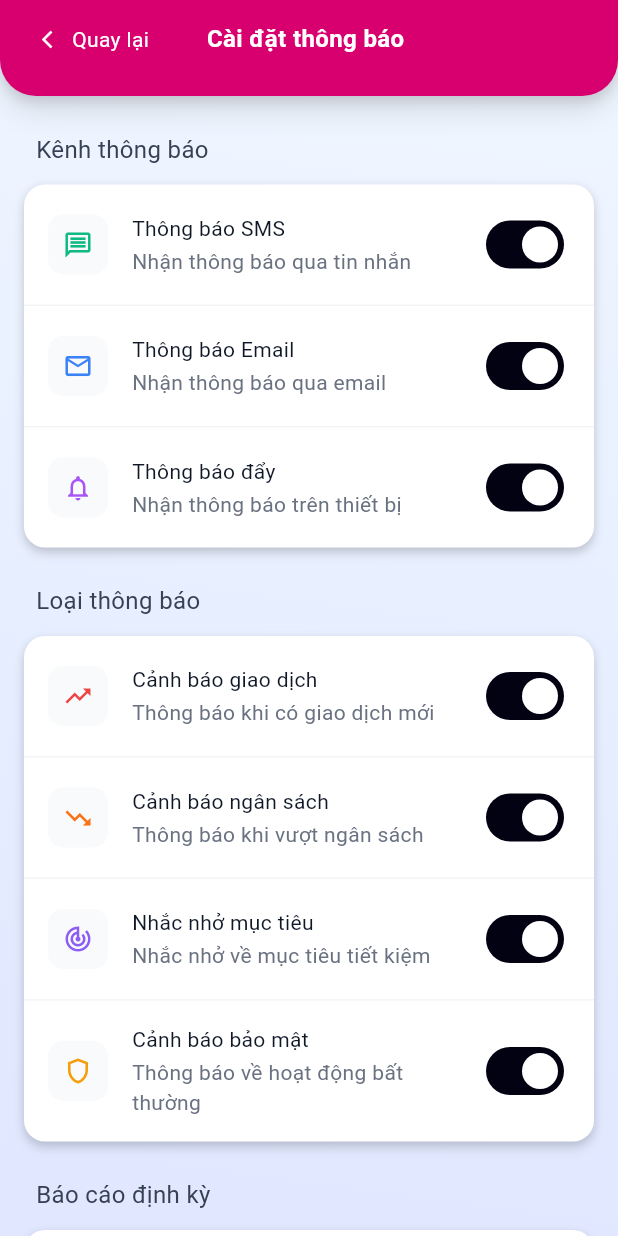
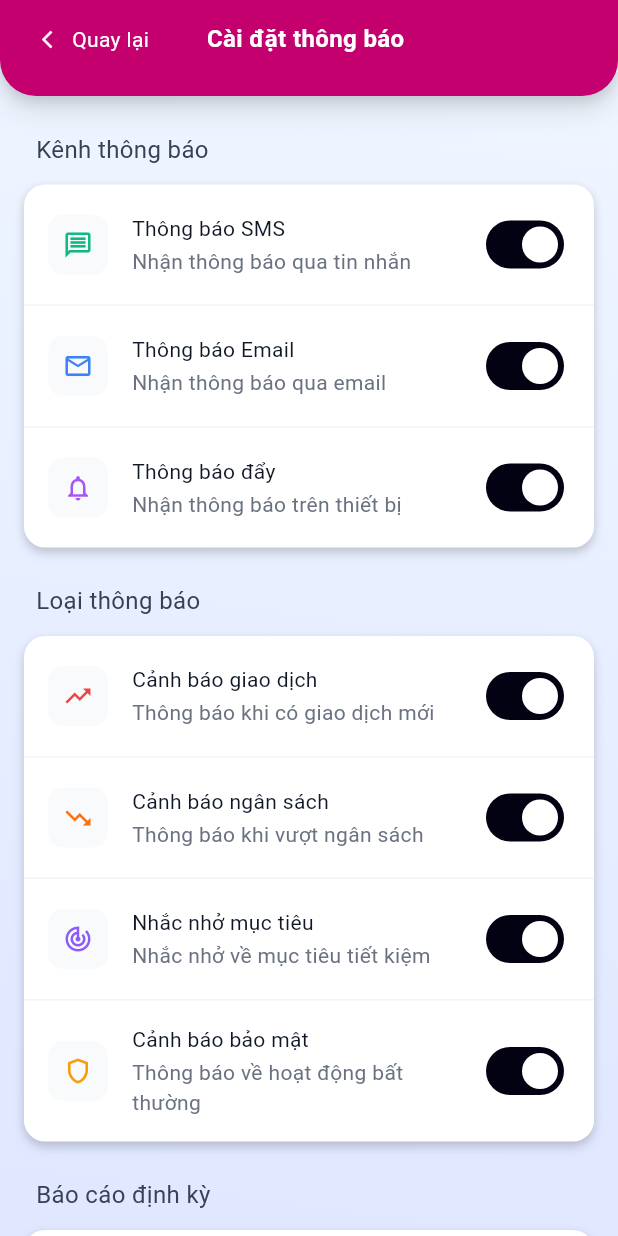
Before and after one commit to mchien1005/Finpal-MobileApp, a Flutter app: the NotificationsScreen screen opened directly, on a phone screen of 412 x 824 dp. Run offline on Flutter 3.47's test engine with Material 3 defaults, Android fonts, the phone set to English and light mode, and no system bars; our stand-ins replace fl_chart, flutter_svg, material_design_icons_flutter, shared_preferences; accounts and stored records are empty; Roboto replaces fonts that are missing (Arimo).

```diff
--- a/finpal_mobile/lib/presentation/screens/notifications/notifications_screen.dart
+++ b/finpal_mobile/lib/presentation/screens/notifications/notifications_screen.dart
@@ -1,6 +1,6 @@
 import 'package:flutter/material.dart';
 import '../../../core/widgets/success_notification_dialog.dart';
-
+import 'package:finpal_mobile/core/constants/app_colors.dart';
 class NotificationsScreen extends StatefulWidget {
   const NotificationsScreen({super.key});
 
@@ -27,6 +27,7 @@ class _NotificationsScreenState extends State<NotificationsScreen> {
   @override
   Widget build(BuildContext context) {
     return Scaffold(
+      backgroundColor: AppColors.primary,
       body: SafeArea(
         child: Container(
           decoration: const BoxDecoration(
@@ -41,7 +42,7 @@ class _NotificationsScreenState extends State<NotificationsScreen> {
               // App Bar
               Container(
                 decoration: BoxDecoration(
-                  color: const Color(0xFFD7006E),
+                  color: AppColors.primary,
                   borderRadius: const BorderRadius.only(
                     bottomLeft: Radius.circular(24),
                     bottomRight: Radius.circular(24),
```
